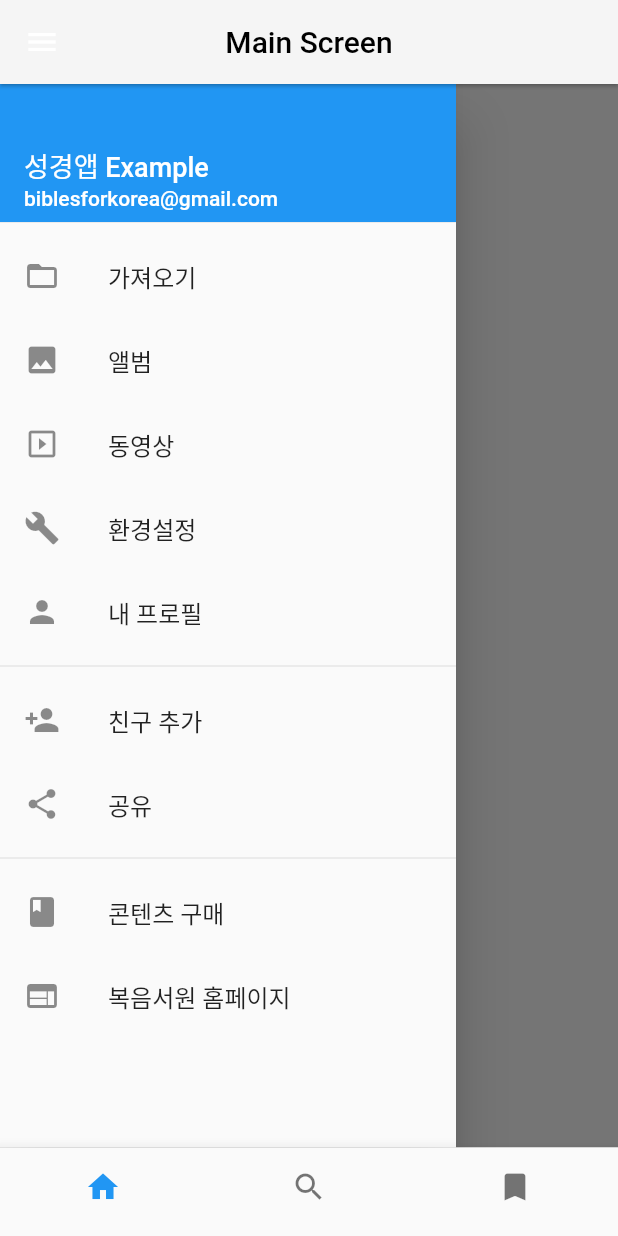
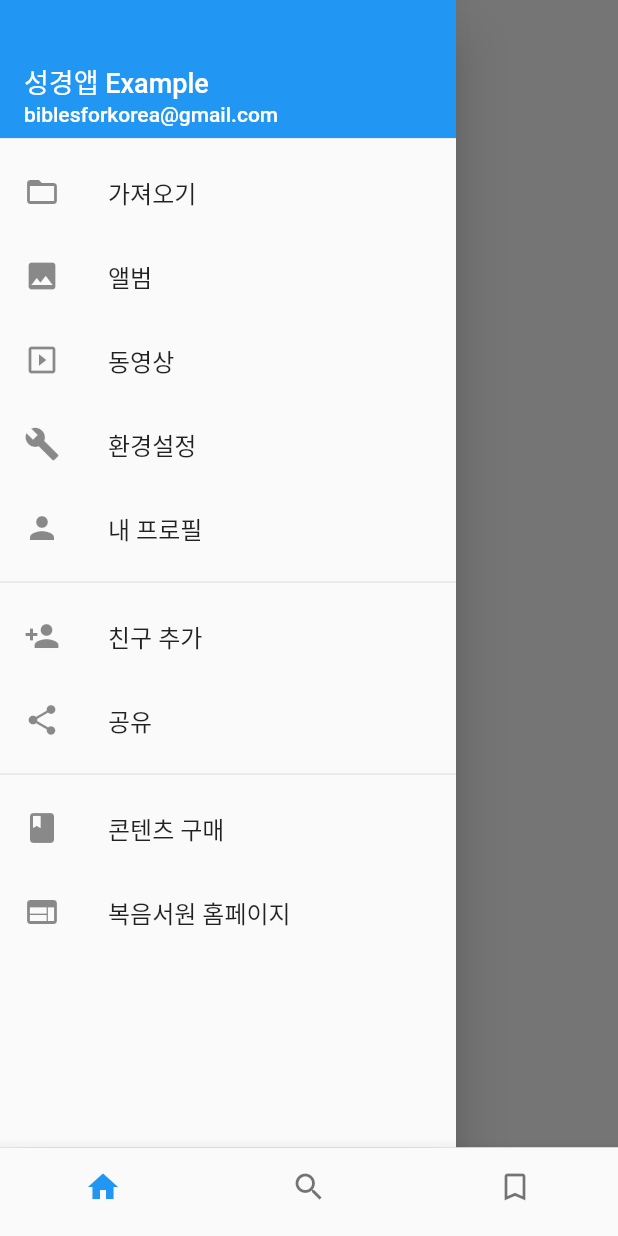
Before and after one commit to steve2972/BibleApp, a Flutter app: the screen it shows after launch, with the side drawer open, on a phone screen of 412 x 824 dp. Run offline on Flutter 3.47's test engine with Material 2 defaults, Android fonts, the phone set to English and light mode, and no system bars; Roboto replaces fonts that are missing (MajorMonoDisplay-Regular.ttf).

Commit message:
updated UI

```diff
--- a/bible_app/lib/Screens/MainNavigation.dart
+++ b/bible_app/lib/Screens/MainNavigation.dart
@@ -15,7 +15,6 @@ class MainNavigation extends StatefulWidget {
 class MainNavigationState extends State<MainNavigation> {
   PageController _pageController;
   var _page = 0;
-
   final topBar = new AppBar(
     backgroundColor: Colors.grey[100],
     centerTitle: true,
@@ -29,10 +28,10 @@ class MainNavigationState extends State<MainNavigation> {
    MainSearch(),
    MainBookmark(),
  ];
+
   @override
   Widget build(BuildContext context) {
     return new Scaffold(
-        appBar: topBar,
         body: PageView(
         children: _children,
         controller: _pageController,
@@ -52,7 +51,7 @@ class MainNavigationState extends State<MainNavigation> {
             title: Text("검색"),
           ),
           BottomNavigationBarItem(
-            icon: Icon(Icons.bookmark),
+            icon: Icon(Icons.bookmark_border),
             title: Text("즐겨찾기"),
           ),
         ],
```
Also changed, not shown: bible_app/lib/Screens/MainScreen/MainBookmarks.dart (+8 -2 lines), bible_app/lib/Screens/MainScreen/MainSearch.dart (+8 -1 lines).
